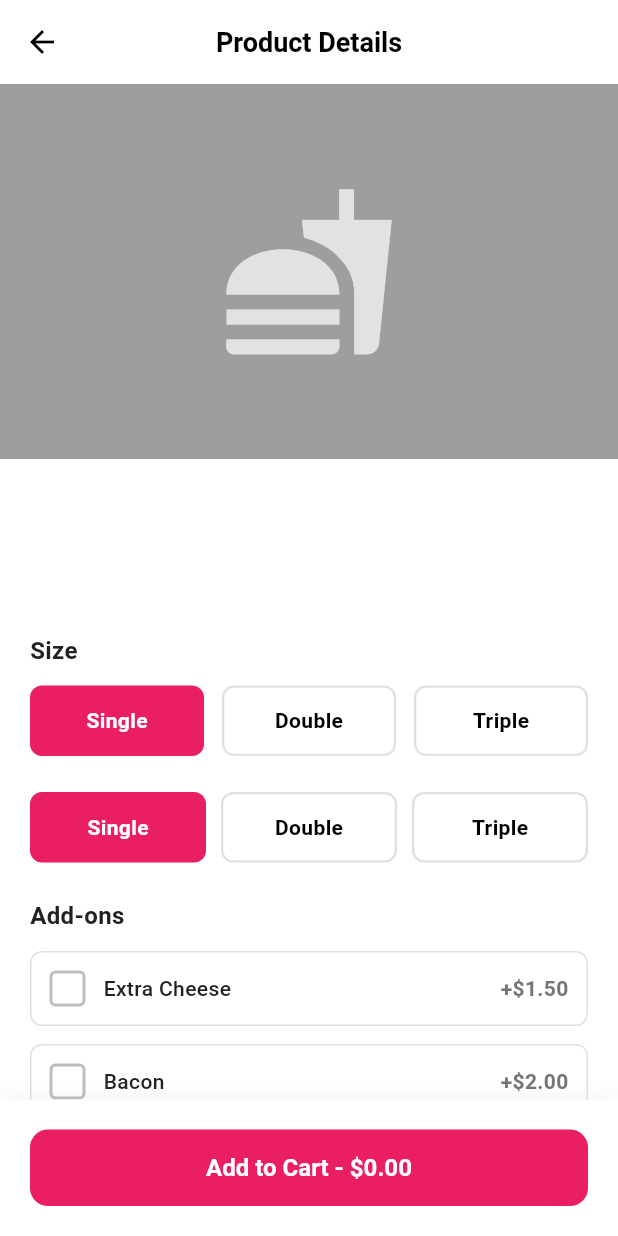
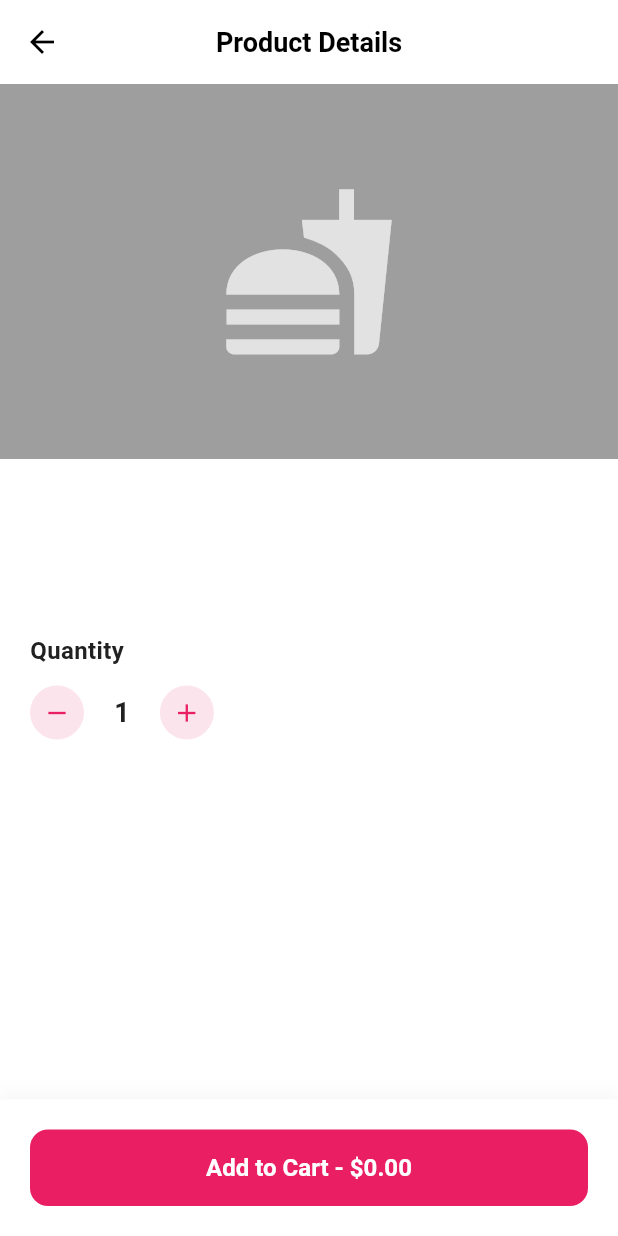
Before and after one commit to sojazztine/mobile_pos, a Flutter app: the ProductDetailsScreen screen opened directly with empty values, on a phone screen of 412 x 824 dp. Run offline on Flutter 3.47's test engine with Material 3 defaults, Android fonts, the phone set to English and light mode, and no system bars; our stand-ins replace fl_chart, image_picker, shared_preferences, sqflite; accounts and stored records are empty.

Commit message:
Fixing the add to cart item

```diff
--- a/lib/models/cart_model.dart
+++ b/lib/models/cart_model.dart
@@ -21,7 +21,7 @@ class CartItem {
       'name': name,
       'price': price,
       'quantity': quantity,
-      'image': imageType,
+      'imageType': imageType,
     };
   }
 }
--- a/lib/models/dish_model.dart
+++ b/lib/models/dish_model.dart
@@ -37,6 +37,7 @@ class DishData {
       category: 'Popular',
       imageType: 'pizza',
       colorValue: 0xFFE0E0E0,
+      hasCustomization: true,
     ),
     Dish(
       id: 'classic_cheeseburger',
@@ -46,6 +47,7 @@ class DishData {
       category: 'Popular',
       imageType: 'burger',
       colorValue: 0xFFFFCC80,
+      hasCustomization: true,
     ),
 
     // Appetizers
@@ -57,6 +59,7 @@ class DishData {
       category: 'Appetizers',
       imageType: 'salad',
       colorValue: 0xFFE0E0E0,
+      hasCustomization: false,
     ),
     Dish(
       id: 'garlic_bread',
@@ -66,6 +69,7 @@ class DishData {
       category: 'Appetizers',
       imageType: 'bread',
       colorValue: 0xFFFFE082,
+      hasCustomization: false,
     ),
     Dish(
       id: 'mozzarella_sticks',
--- a/lib/screens/common/home.dart
+++ b/lib/screens/common/home.dart
@@ -467,6 +467,7 @@ class _HomeState extends State<Home>
                 imageType: dish.imageType,
                 backgroundColor: Color(dish.colorValue),
                 imagePath: dish.imagePath,
+                hasCustomization: dish.hasCustomization,
               ),
             ),
         );
@@ -542,6 +543,7 @@ class _HomeState extends State<Home>
                                 imageType: dish.imageType,
                                 backgroundColor: Color(dish.colorValue),
                                 imagePath: dish.imagePath,
+                                hasCustomization: dish.hasCustomization,
                               ),
                             ),
                           );
--- a/lib/screens/common/product_details.dart
+++ b/lib/screens/common/product_details.dart
@@ -2,7 +2,6 @@ import 'dart:io';
 import 'package:flutter/material.dart';
 import 'package:provider/provider.dart';
 import '../../models/cart_model.dart';
-import '../../models/dish_model.dart';
 
 class ProductDetailsScreen extends StatefulWidget {
   final String productName;
@@ -11,6 +10,7 @@ class ProductDetailsScreen extends StatefulWidget {
   final String imageType;
   final Color backgroundColor;
   final String? imagePath;
+  final bool hasCustomization;
 
   const ProductDetailsScreen({
     super.key,
@@ -20,6 +20,7 @@ class ProductDetailsScreen extends StatefulWidget {
     required this.imageType,
     required this.backgroundColor,
     this.imagePath,
+    this.hasCustomization = false,
   });
 
   @override
@@ -56,22 +57,31 @@ class _ProductDetailsScreenState extends State<ProductDetailsScreen> {
   void _addToCart() {
     final cart = Provider.of<CartModel>(context, listen: false);
 
-    // Create item name with customizations
+    // Create item name with customizations (only if product has customizations)
     String itemName = widget.productName;
+    if (widget.hasCustomization) {
       if (selectedSize != 'Single') {
         itemName += ' ($selectedSize)';
       }
       if (selectedAddons.isNotEmpty) {
         itemName += ' + ${selectedAddons.join(', ')}';
       }
+    }
 
     // Generate unique ID based on customizations
-    String itemId = '${widget.productName}_${selectedSize}_${selectedAddons.join('_')}'
+    String itemId;
+    if (widget.hasCustomization) {
+      itemId = '${widget.productName}_${selectedSize}_${selectedAddons.join('_')}'
           .toLowerCase()
           .replaceAll(' ', '_');
+    } else {
+      itemId = widget.productName.toLowerCase().replaceAll(' ', '_');
+    }
 
     // Add to cart with calculated price
-    double itemPrice = totalPrice / quantity;
+    double itemPrice = widget.hasCustomization ? (totalPrice / quantity) : widget.basePrice;
+
+    // Add the item with the specified quantity
     for (int i = 0; i < quantity; i++) {
       cart.addItem(itemId, itemName, itemPrice, widget.imageType);
     }
@@ -175,8 +185,7 @@ class _ProductDetailsScreenState extends State<ProductDetailsScreen> {
                         const SizedBox(height: 24),
 
                         // Customize Section (only if hasCustomization is true)
-                        // Always show customization options
-                        ...[
+                        if (widget.hasCustomization) ...[
                           const Text(
                             'Size',
                             style: TextStyle(
@@ -194,20 +203,6 @@ class _ProductDetailsScreenState extends State<ProductDetailsScreen> {
                               const SizedBox(width: 12),
                               _buildSizeOption('Double'),
                               const SizedBox(width: 12),
-                              _buildSizeOption('Triple'),
-                            ],
-                          ),
-
-                          const SizedBox(height: 24),
-
-                          // Add-ons Section
-                          Row(
-                            mainAxisAlignment: MainAxisAlignment.spaceEvenly,
-                            children: [
-                              _buildSizeOption('Single'),
-                              const SizedBox(width: 10),
-                              _buildSizeOption('Double'),
-                              const SizedBox(width: 10),
                               _buildSizeOption('Triple'),
                             ],
                           ),
--- a/lib/screens/common/search.dart
+++ b/lib/screens/common/search.dart
@@ -324,6 +324,7 @@ class _SearchScreenState extends State<SearchScreen> {
                 imageType: dish.imageType,
                 backgroundColor: Color(dish.colorValue),
                 imagePath: dish.imagePath,
+                hasCustomization: dish.hasCustomization,
               ),
             ),
         );
@@ -381,6 +382,7 @@ class _SearchScreenState extends State<SearchScreen> {
                 imageType: dish.imageType,
                 backgroundColor: Color(dish.colorValue),
                 imagePath: dish.imagePath,
+                hasCustomization: dish.hasCustomization,
               ),
             ),
                       );
```
Also changed, not shown: lib/models/order_model.dart (+6 -36 lines), lib/screens/common/cart.dart (+12 -10 lines). Lines whose indentation alone changed are shown as unchanged.
